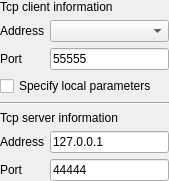
Qt form src/pages/tcp/client/SAKTcpClientDeviceController.ui (x-tools-author/x-tools) before a commit.
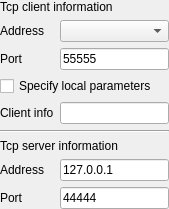
The same form after that commit.

The edit to the form file:
```diff
--- a/src/pages/tcp/client/SAKTcpClientDeviceController.ui
+++ b/src/pages/tcp/client/SAKTcpClientDeviceController.ui
@@ -7,7 +7,7 @@
     <x>0</x>
     <y>0</y>
     <width>169</width>
-    <height>175</height>
+    <height>203</height>
    </rect>
   </property>
   <property name="windowTitle">
@@ -26,65 +26,27 @@
    <property name="bottomMargin">
     <number>0</number>
    </property>
-   <item row="7" column="1">
-    <widget class="QLineEdit" name="serverPortLineEdit">
+   <item row="1" column="0">
+    <widget class="QLabel" name="label_3">
      <property name="text">
-      <string>44444</string>
+      <string>Address</string>
      </property>
     </widget>
    </item>
-   <item row="7" column="0">
-    <widget class="QLabel" name="label_2">
-     <property name="text">
-      <string>Port</string>
-     </property>
-    </widget>
-   </item>
-   <item row="1" column="1">
-    <widget class="QComboBox" name="localhostComboBox"/>
-   </item>
-   <item row="6" column="1">
-    <widget class="QLineEdit" name="serverHostLineEdit">
-     <property name="text">
-      <string>127.0.0.1</string>
-     </property>
-    </widget>
-   </item>
-   <item row="5" column="0" colspan="2">
+   <item row="6" column="0" colspan="2">
     <widget class="QLabel" name="label_6">
      <property name="text">
       <string>Tcp server information</string>
      </property>
     </widget>
    </item>
-   <item row="6" column="0">
+   <item row="7" column="0">
     <widget class="QLabel" name="label">
      <property name="text">
       <string>Address</string>
      </property>
     </widget>
    </item>
-   <item row="2" column="1">
-    <widget class="QLineEdit" name="localPortlineEdit">
-     <property name="text">
-      <string>55555</string>
-     </property>
-    </widget>
-   </item>
-   <item row="3" column="0" colspan="2">
-    <widget class="QCheckBox" name="specifyClientAddressAndPort">
-     <property name="text">
-      <string>Specify local parameters</string>
-     </property>
-    </widget>
-   </item>
-   <item row="1" column="0">
-    <widget class="QLabel" name="label_3">
-     <property name="text">
-      <string>Address</string>
-     </property>
-    </widget>
-   </item>
    <item row="2" column="0">
     <widget class="QLabel" name="label_4">
      <property name="text">
@@ -99,13 +61,68 @@
      </property>
     </widget>
    </item>
-   <item row="4" column="0" colspan="2">
+   <item row="1" column="1">
+    <widget class="QComboBox" name="localhostComboBox"/>
+   </item>
+   <item row="3" column="0" colspan="2">
+    <widget class="QCheckBox" name="specifyClientAddressAndPort">
+     <property name="text">
+      <string>Specify local parameters</string>
+     </property>
+    </widget>
+   </item>
+   <item row="7" column="1">
+    <widget class="QLineEdit" name="serverHostLineEdit">
+     <property name="text">
+      <string>127.0.0.1</string>
+     </property>
+    </widget>
+   </item>
+   <item row="5" column="0" colspan="2">
     <widget class="Line" name="line">
      <property name="orientation">
       <enum>Qt::Horizontal</enum>
      </property>
     </widget>
    </item>
+   <item row="8" column="1">
+    <widget class="QLineEdit" name="serverPortLineEdit">
+     <property name="text">
+      <string>44444</string>
+     </property>
+    </widget>
+   </item>
+   <item row="8" column="0">
+    <widget class="QLabel" name="label_2">
+     <property name="text">
+      <string>Port</string>
+     </property>
+    </widget>
+   </item>
+   <item row="2" column="1">
+    <widget class="QLineEdit" name="localPortlineEdit">
+     <property name="text">
+      <string>55555</string>
+     </property>
+    </widget>
+   </item>
+   <item row="4" column="0">
+    <widget class="QLabel" name="label_7">
+     <property name="text">
+      <string>Client info</string>
+     </property>
+    </widget>
+   </item>
+   <item row="4" column="1">
+    <widget class="QLineEdit" name="clientInfoLineEdit">
+     <property name="text">
+      <string notr="true"/>
+     </property>
+     <property name="readOnly">
+      <bool>true</bool>
+     </property>
+    </widget>
+   </item>
   </layout>
  </widget>
  <resources/>
```
